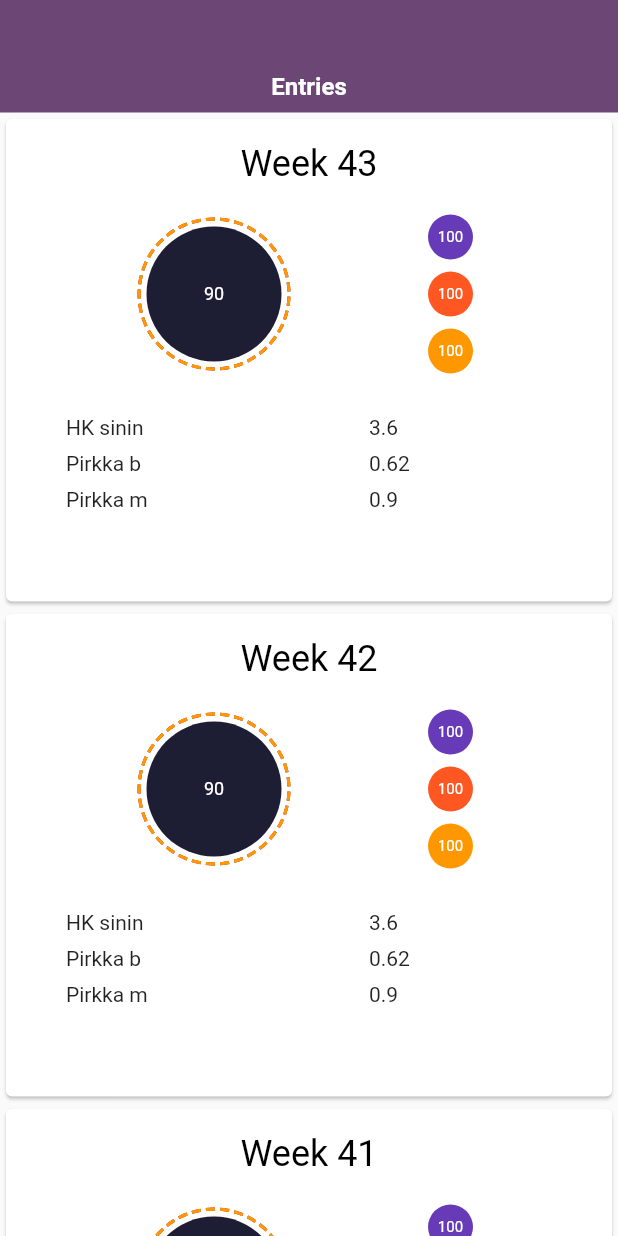
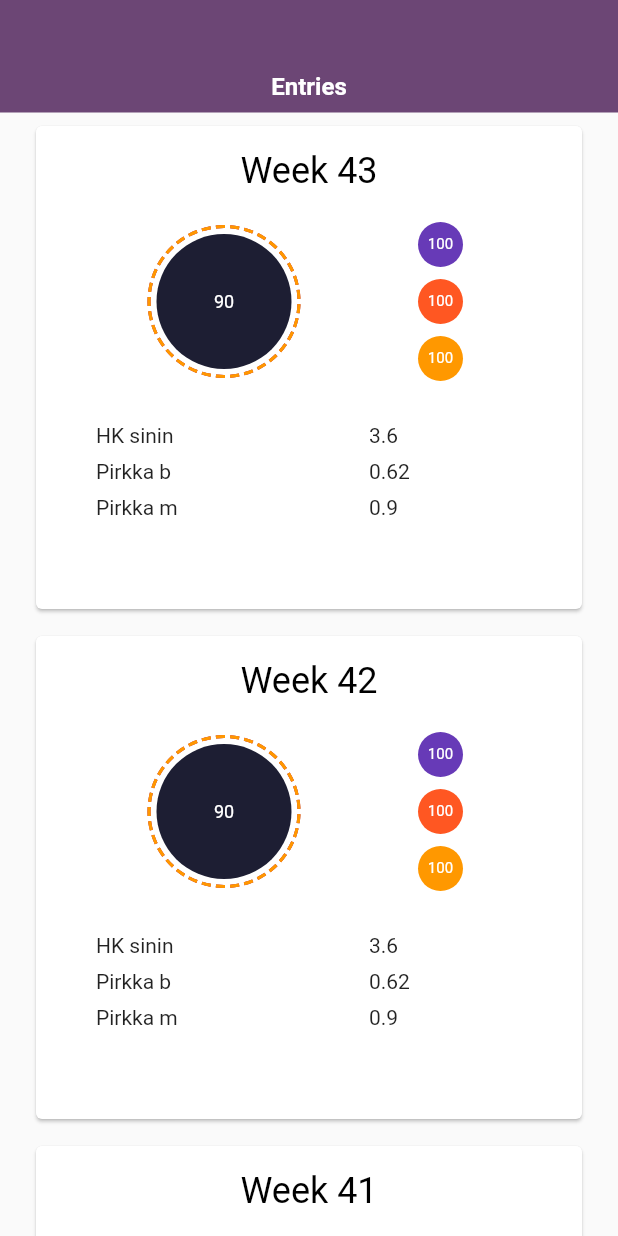
Before and after one commit to altaired/junction, a Flutter app: the EntriesPage widget shown alone on an empty page, opened directly, on a phone screen of 412 x 824 dp. Run offline on Flutter 3.47's test engine with Material 2 defaults, Android fonts, the phone set to English and light mode, and no system bars; our stand-ins replace charts_flutter, flutter_svg, tuple.

Commit message:
sneaky commit

```diff
--- a/lib/screens/entries.dart
+++ b/lib/screens/entries.dart
@@ -29,6 +29,7 @@ class _EntriesPageState extends State<EntriesPage> {
               final String title = widget.items?.elementAt(index) ?? "";
               return Container(
                 height: 330,
+                margin: EdgeInsets.symmetric(horizontal: 20.0, vertical: 5),
                 child: InkWell(
                   onTap: () {
                     Navigator.pushNamed(context, '/week',
```
